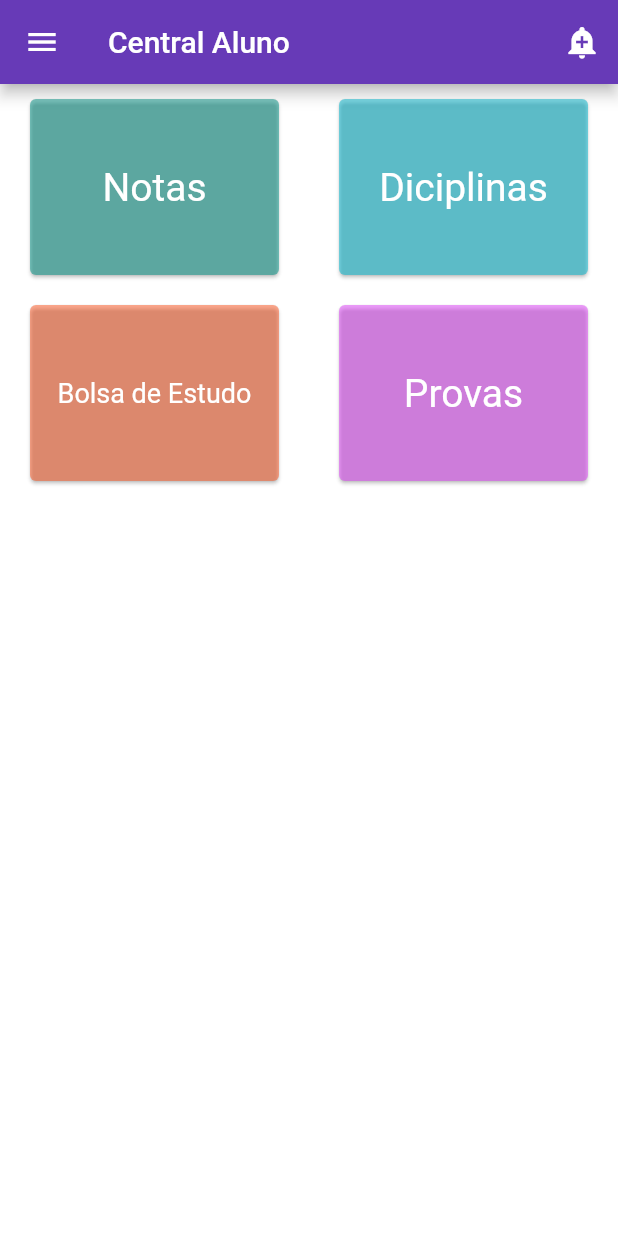
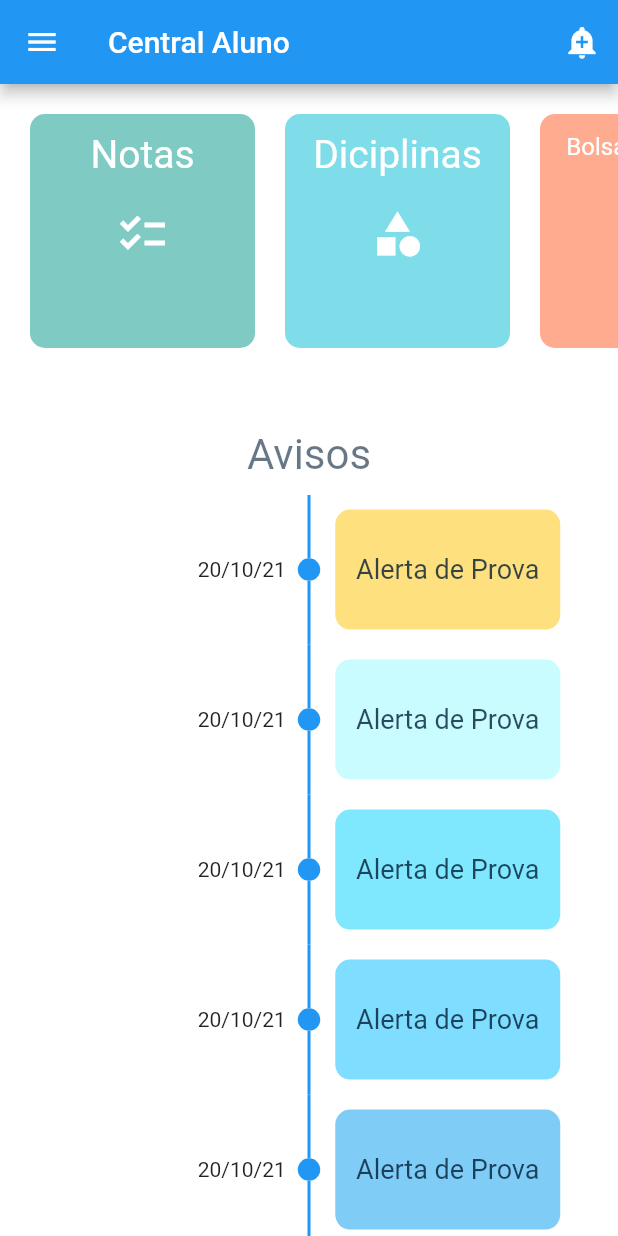
Before and after one commit to Ferreiramg/app_pi3, a Flutter app: the screen it shows after launch, after a tap on "Login", on a phone screen of 412 x 824 dp. Run offline on Flutter 3.47's test engine with Material 2 defaults, Android fonts, the phone set to English and light mode, and no system bars; drawn by our look-alikes of timelines.

Commit message:
timeline add

```diff
--- /dev/null
+++ b/lib/components/CategoriaControlelr.dart
@@ -0,0 +1,103 @@
+import 'package:flutter/material.dart';
+
+class CategoriesScroller extends StatelessWidget {
+  const CategoriesScroller();
+
+  @override
+  Widget build(BuildContext context) {
+    return SingleChildScrollView(
+      physics: BouncingScrollPhysics(),
+      scrollDirection: Axis.horizontal,
+      child: Container(
+        margin: const EdgeInsets.symmetric(vertical: 20, horizontal: 20),
+        child: FittedBox(
+          fit: BoxFit.fill,
+          alignment: Alignment.topCenter,
+          child: Row(
+            children: <Widget>[
+              _CategoryBox(
+                context,
+                '/notas',
+                Colors.teal,
+                const Text('Notas',
+                    style: TextStyle(color: Colors.white, fontSize: 26)),
+                Icon(
+                  Icons.checklist,
+                  color: Colors.white,
+                  size: 36.0,
+                ),
+              ),
+              _CategoryBox(
+                context,
+                '/notas',
+                Colors.cyan,
+                const Text('Diciplinas',
+                    style: TextStyle(color: Colors.white, fontSize: 26)),
+                Icon(
+                  Icons.category_sharp,
+                  color: Colors.white,
+                  size: 36.0
+                ),
+              ),
+              _CategoryBox(
+                context,
+                '/notas',
+                Colors.deepOrange,
+                const Text('Bolsa de Estudo',
+                    style: TextStyle(color: Colors.white, fontSize: 16)),
+                Icon(
+                  Icons.business_center,
+                  color: Colors.white,
+                  size: 36.0
+                ),
+              ),
+              _CategoryBox(
+                context,
+                '/notas',
+                Colors.purpleAccent,
+                const Text('Provas',
+                    style: TextStyle(color: Colors.white, fontSize: 26)),
+                Icon(
+                  Icons.file_copy_sharp,
+                  color: Colors.white,
+                  size: 36.0,
+                ),
+              )
+            ],
+          ),
+        ),
+      ),
+    );
+  }
+}
+
+Widget _CategoryBox(BuildContext context, String route, color, text, icon) {
+  final double categoryHeight = MediaQuery.of(context).size.height * 0.25 - 50;
+  return Container(
+    width: 150,
+    margin: EdgeInsets.only(right: 20),
+    height: categoryHeight,
+    decoration: BoxDecoration(
+        color: color.withOpacity(0.5),
+        borderRadius: BorderRadius.all(Radius.circular(10.0))),
+    child: InkWell(
+      splashColor: color,
+      onTap: () {
+        Navigator.of(context).pushNamed(route);
+      },
+      child: Padding(
+        padding: const EdgeInsets.all(12.0),
+        child: Column(
+          crossAxisAlignment: CrossAxisAlignment.start,
+          children: <Widget>[
+            Center(child: text),
+            const SizedBox(
+              height: 20,
+            ),
+            Center(child: icon)
+          ],
+        ),
+      ),
+    ),
+  );
+}
--- /dev/null
+++ b/lib/components/Timeline.dart
@@ -0,0 +1,13 @@
+import 'package:flutter/material.dart';
+import 'package:timelines/timelines.dart';
+
+Timeline appTimeLine = Timeline.tileBuilder(
+      builder: TimelineTileBuilder.fromStyle(
+        contentsAlign: ContentsAlign.alternating,
+        contentsBuilder: (context, index) => Padding(
+          padding: const EdgeInsets.all(24.0),
+          child: Text('Timeline Event $index'),
+        ),
+        itemCount: 10,
+      ),
+    );
--- a/lib/main.dart
+++ b/lib/main.dart
@@ -1,7 +1,24 @@
 import 'package:flutter/material.dart';
+import 'package:timelines/timelines.dart';
+import './components/CategoriaControlelr.dart';
+import './components/Timeline.dart';
 import './routes.dart';
 
 void main() => runApp(MyApp());
+
+const alerts = <Map>[
+  {'date': '20/10/21', 'info': "Alerta de Prova", 'color': 0xFFFFC100},
+  {'date': '20/10/21', 'info': "Alerta de Prova", 'color': 0xFF91FAFF},
+  {'date': '20/10/21', 'info': "Alerta de Prova", 'color': 0xFF00D1FF},
+  {'date': '20/10/21', 'info': "Alerta de Prova", 'color': 0xFF00BCFF},
+  {'date': '20/10/21', 'info': "Alerta de Prova", 'color': 0xFF009BEE},
+  {'date': '20/10/21', 'info': "Alerta de Prova", 'color': 0xFFFFC100},
+  {'date': '20/10/21', 'info': "Alerta de Prova", 'color': 0xFF91FAFF},
+  {'date': '20/10/21', 'info': "Alerta de Prova", 'color': 0xFF00D1FF},
+  {'date': '20/10/21', 'info': "Alerta de Prova", 'color': 0xFF00BCFF},
+  {'date': '20/10/21', 'info': "Alerta de Prova", 'color': 0xFF009BEE},
+  {'date': '20/10/21', 'info': "Alerta de Prova", 'color': 0xFF00D1FF},
+];
 
 class MyApp extends StatelessWidget {
   // This widget is the root of your application.
@@ -12,7 +29,9 @@ class MyApp extends StatelessWidget {
         title: 'Flutter Hello World',
         // Application theme data, you can set the colors for the application as
         // you want
-        theme: ThemeData(primarySwatch: Colors.deepPurple, scaffoldBackgroundColor: Colors.white),
+        theme: ThemeData(
+            primaryColor: Color.fromRGBO(2, 29, 52, 1),
+            scaffoldBackgroundColor: Colors.white),
         // A widget which will be started on application startup
         home: Login(),
         routes: ROUTER);
@@ -26,39 +45,86 @@ class Login extends StatelessWidget {
       //backgroundColor: Colors.white,
       body: Container(
           child: Column(children: <Widget>[
-      Positioned(child: Container(margin: EdgeInsets.only(top: 50), child: const Center(child: const Text("Login", style: TextStyle(color: Color.fromRGBO(143, 148, 251, 1), fontSize: 40, fontWeight: FontWeight.bold))))),
+        Positioned(
+            child: Container(
+                margin: EdgeInsets.only(top: 50),
+                child: const Center(
+                    child: const Text("Login",
+                        style: TextStyle(
+                            color: Color.fromRGBO(2, 29, 52, 1),
+                            fontSize: 40,
+                            fontWeight: FontWeight.bold))))),
         Padding(
             padding: EdgeInsets.all(30),
             child: Column(children: <Widget>[
               Container(
                   padding: EdgeInsets.all(5),
-                decoration: BoxDecoration(color: Colors.white, borderRadius: BorderRadius.circular(10), boxShadow: [
-                  BoxShadow(color: Color.fromRGBO(143, 148, 251, .3), blurRadius: 20, offset: Offset(0, 10)),
+                  decoration: BoxDecoration(
+                      color: Colors.white,
+                      borderRadius: BorderRadius.circular(10),
+                      boxShadow: [
+                        BoxShadow(
+                            color: Color.fromRGBO(2, 29, 52, .3),
+                            blurRadius: 20,
+                            offset: Offset(0, 10)),
                       ]),
                   child: Column(children: <Widget>[
-                  Container(padding: EdgeInsets.all(5), decoration: BoxDecoration(border: Border(bottom: BorderSide(color: Colors.grey[400]))), child: TextField(decoration: InputDecoration(border: InputBorder.none, hintText: "Email", hintStyle: TextStyle(color: Colors.grey[400])))),
-                  Container(padding: EdgeInsets.all(5), child: TextField(decoration: InputDecoration(border: InputBorder.none, hintText: "Password", hintStyle: TextStyle(color: Colors.grey[400]))))
+                    Container(
+                        padding: EdgeInsets.all(5),
+                        decoration: BoxDecoration(
+                            border: Border(
+                                bottom: BorderSide(
+                                    color: Color.fromRGBO(2, 29, 52, 1)))),
+                        child: TextField(
+                            decoration: InputDecoration(
+                                border: InputBorder.none,
+                                hintText: "Email",
+                                hintStyle: TextStyle(
+                                    color: Color.fromRGBO(2, 29, 52, 1))))),
+                    Container(
+                        padding: EdgeInsets.all(5),
+                        child: TextField(
+                            decoration: InputDecoration(
+                                border: InputBorder.none,
+                                hintText: "Password",
+                                hintStyle: TextStyle(
+                                    color: Color.fromRGBO(2, 29, 52, 1)))))
                   ])),
               const SizedBox(
                 height: 30,
               ),
               InkWell(
-                splashColor: Color.fromRGBO(143, 148, 251, 1),
+                  splashColor: Color.fromRGBO(0, 157, 224, 1),
                   onTap: () {
-                  Navigator.push(context, MaterialPageRoute(builder: (context) {
-                    return const DetailScreen();
+                    Navigator.push(context,
+                        MaterialPageRoute(builder: (context) {
+                      return new DetailScreen();
                     }));
                   },
                   child: _Button()),
             ]))
-    ])));
+      ])),
+    );
   }
 }
 
-class DetailScreen extends StatelessWidget {
-  const DetailScreen();
+class DetailScreen extends StatefulWidget {
+  @override
+  _DetailScreen createState() => _DetailScreen();
+}
+
+class _DetailScreen extends State<DetailScreen> {
+  final CategoriesScroller categoriesScroller = new CategoriesScroller();
+
+  List<Widget> itemsData = [];
+
   @override
   Widget build(BuildContext context) {
+    final Size size = MediaQuery.of(context).size;
+    final double categoryHeight = size.height * 0.28;
+    bool closeTopContainer = false;
+    double topContainer = 0;
+
     return Scaffold(
       appBar: AppBar(
         title: Text('Central Aluno'),
@@ -67,38 +133,98 @@ class DetailScreen extends StatelessWidget {
             icon: const Icon(Icons.add_alert),
             tooltip: 'Show Snackbar',
             onPressed: () {
-              ScaffoldMessenger.of(context).showSnackBar(const SnackBar(content: Text('This is a snackbar')));
+              ScaffoldMessenger.of(context).showSnackBar(
+                  const SnackBar(content: Text('This is a snackbar')));
             },
           ),
         ],
       ),
       drawer: _Menu(context),
-      body: Center(
+      body: Container(
+          height: size.height,
+          child: Column(
+            children: <Widget>[
+              AnimatedOpacity(
+                  duration: const Duration(milliseconds: 200),
+                  opacity: closeTopContainer ? 0 : 1,
+                  child: AnimatedContainer(
+                      duration: const Duration(milliseconds: 200),
+                      width: size.width,
+                      alignment: Alignment.topCenter,
+                      height: closeTopContainer ? 0 : categoryHeight,
+                      child: categoriesScroller)),
+              Text(
+                "Avisos",
+                style: TextStyle(
+                    fontSize: 28, color: Color.fromRGBO(2, 29, 52, 0.6)),
+              ),
+              const SizedBox(
+                height: 10,
+              ),
+              Expanded(
+                child: SingleChildScrollView(
+                    physics: BouncingScrollPhysics(),
+                    scrollDirection: Axis.vertical,
+                    child: Column(
+                        crossAxisAlignment: CrossAxisAlignment.start,
+                        children: alerts
+                            .map((entry) => TimelineTile(
+                                  oppositeContents: Padding(
+                                    padding: const EdgeInsets.all(8.0),
+                                    child: Text(entry['date']),
+                                  ),
+                                  contents: InkWell(
+                                    splashColor: Color(entry['color']),
+                                    onTap: () {
+                                      Navigator.of(context).pushNamed('Nota');
+                                    },
                                     child: Container(
-          // height: 200,
-          child: GridView.count(
-            scrollDirection: Axis.vertical,
-            crossAxisCount: 2,
-            childAspectRatio: 3 / 2,
-            children: [
-              _Card(context, '/notas', Colors.teal, const Text('Notas', style: TextStyle(color: Colors.white, fontSize: 26))),
-              _Card(context, '/notas', Colors.cyan, const Text('Diciplinas', style: TextStyle(color: Colors.white, fontSize: 26))),
-              _Card(context, '/notas', Colors.deepOrange, const Text('Bolsa de Estudo', style: TextStyle(color: Colors.white, fontSize: 18))),
-              _Card(context, '/notas', Colors.purpleAccent, const Text('Provas', style: TextStyle(color: Colors.white, fontSize: 26)))
-            ],
+                                      margin: const EdgeInsets.all(10.0),
+                                      decoration: BoxDecoration(
+                                          color: Color(entry['color'])
+                                              .withOpacity(0.5),
+                                          borderRadius: BorderRadius.all(
+                                              Radius.circular(10.0))),
+                                      padding: EdgeInsets.all(8.0),
+                                      child: Center(
+                                          child: Text(entry['info'],
+                                              style: TextStyle(
+                                                  fontSize: 18,
+                                                  color: Color.fromRGBO(
+                                                      2, 29, 52, .8)))),
+                                      height: 80,
+                                      width: 150,
                                     ),
                                   ),
+                                  node: TimelineNode(
+                                    indicator: DotIndicator(),
+                                    startConnector: SolidLineConnector(),
+                                    endConnector: SolidLineConnector(),
                                   ),
+                                ))
+                            .toList())),
+              )
+            ],
+          )),
     );
   }
 }
 
 const LinearGradient gradientColor = LinearGradient(colors: [
-  Color.fromRGBO(143, 148, 251, 1),
-  Color.fromRGBO(143, 148, 251, .3),
+  Color.fromRGBO(0, 157, 224, 1),
+  Color.fromRGBO(0, 157, 224, .3),
 ]);
 
-Widget _Button() => Container(height: 50, decoration: BoxDecoration(borderRadius: BorderRadius.circular(10), gradient: gradientColor), child: const Center(child: const Text("Login", style: TextStyle(color: Colors.white, fontSize: 14, fontWeight: FontWeight.bold))));
+Widget _Button() => Container(
+    height: 50,
+    decoration: BoxDecoration(
+        borderRadius: BorderRadius.circular(10), gradient: gradientColor),
+    child: const Center(
+        child: const Text("Login",
+            style: TextStyle(
+                color: Colors.white,
+                fontSize: 14,
+                fontWeight: FontWeight.bold))));
 
 Widget _Menu(BuildContext context) {
   return Drawer(
@@ -109,9 +235,12 @@ Widget _Menu(BuildContext context) {
             children: <Widget>[
               const DrawerHeader(
                   decoration: BoxDecoration(
-                    color: Colors.deepPurple,
+                    color: Color.fromRGBO(2, 29, 52, 1),
                   ),
-                  child: Center(child: const Text("Luís Paulo", style: TextStyle(color: Colors.white, fontSize: 26)))),
+                  child: Center(
+                      child: const Text("Luís Paulo",
+                          style:
+                              TextStyle(color: Colors.white, fontSize: 26)))),
             ],
           ),
         ),
@@ -122,11 +251,16 @@ Widget _Menu(BuildContext context) {
                     child: Column(
                   children: <Widget>[
                     Divider(),
-                    ListTile(leading: Icon(Icons.settings), title: Text('Configurações')),
-                    ListTile(leading: Icon(Icons.help), title: Text('Ajuda e Feedback')),
+                    ListTile(
+                        leading: Icon(Icons.settings),
+                        title: Text('Configurações')),
+                    ListTile(
+                        leading: Icon(Icons.help),
+                        title: Text('Ajuda e Feedback')),
                     ListTile(
                         title: Text('Logout'),
-                        onTap: () => Navigator.push(context, MaterialPageRoute(builder: (context) {
+                        onTap: () => Navigator.push(context,
+                                MaterialPageRoute(builder: (context) {
                               return Login();
                             })),
                         leading: Icon(Icons.exit_to_app))
--- /dev/null
+++ b/lib/screens/Diciplinas.dart
@@ -0,0 +1,21 @@
+import 'package:flutter/material.dart';
+
+class Diciplinas extends StatelessWidget {
+  const Diciplinas();
+  @override
+  Widget build(BuildContext context) {
+    return Scaffold(
+      appBar: AppBar(
+        title: const Text("Diciplinas"),
+      ),
+      body: Center(
+        child: ElevatedButton(
+          onPressed: () {
+            Navigator.pop(context);
+          },
+          child: const Text('Voltar!'),
+        ),
+      ),
+    );
+  }
+}
--- a/lib/screens/Notas.dart
+++ b/lib/screens/Notas.dart
@@ -4,6 +4,18 @@ class Notas extends StatelessWidget {
   const Notas();
   @override
   Widget build(BuildContext context) {
-    return Container(child: Center(child: Text('Notas')));
+    return Scaffold(
+      appBar: AppBar(
+        title: const Text("Notas"),
+      ),
+      body: Center(
+        child: ElevatedButton(
+          onPressed: () {
+            Navigator.pop(context);
+          },
+          child: const Text('Voltar!'),
+        ),
+      ),
+    );
   }
 }
--- a/pubspec.yaml
+++ b/pubspec.yaml
@@ -23,6 +23,7 @@ dependencies:
   # The following adds the Cupertino Icons font to your application.
   # Use with the CupertinoIcons class for iOS style icons.
   cupertino_icons: ^0.1.2
+  timelines: ^0.1.0
 
 dev_dependencies:
   flutter_test:
```
Also changed, not shown: pubspec.lock. Lines whose indentation alone changed are shown as unchanged.
